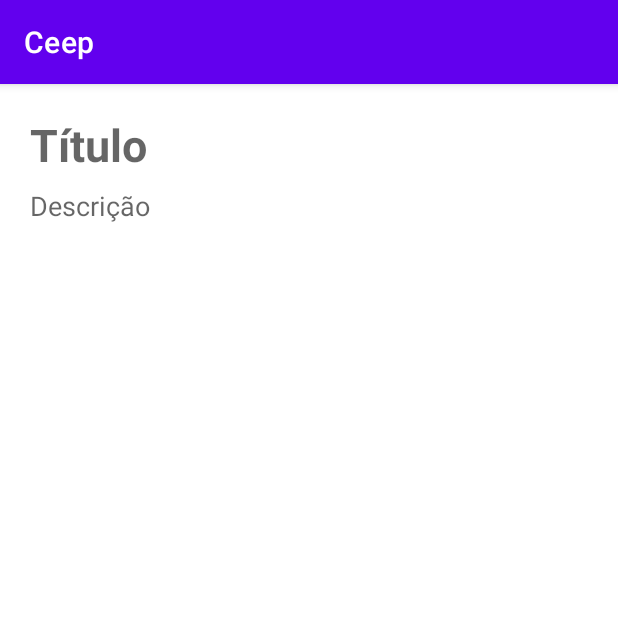
After one commit to jhonfx3/ceep-controle-de-notas-app, an Android app: the FormularioNotaActivity screen opened directly, with no data from a screen before it, on a phone screen of 412 x 824 dp, the top half of it. The commit adds this screen. Run offline under Robolectric (Android 15) with nearby library versions, the phone set to English and light mode, and no system bars.

Commit message:
Implementei a activity de formulario de cadastro de notas

```diff
--- a/src/main/AndroidManifest.xml
+++ b/src/main/AndroidManifest.xml
@@ -10,11 +10,15 @@
         android:supportsRtl="true"
         android:theme="@style/Theme.Ceep">
         <activity
+            android:name=".activity.FormularioNotaActivity"
+            android:exported="false" />
+        <activity
             android:name=".ListaNotasActivity"
             android:exported="true">
             <intent-filter>
-                <action android:name="android.intent.action.MAIN"/>
-                <category android:name="android.intent.category.LAUNCHER"/>
+                <action android:name="android.intent.action.MAIN" />
+
+                <category android:name="android.intent.category.LAUNCHER" />
             </intent-filter>
         </activity>
     </application>
--- a/src/main/java/br/com/alura/ceep/ListaNotasActivity.java
+++ b/src/main/java/br/com/alura/ceep/ListaNotasActivity.java
@@ -2,7 +2,10 @@ package br.com.alura.ceep;
 
 import static br.com.alura.ceep.R.layout.activity_lista_notas;
 
+import android.content.Intent;
 import android.os.Bundle;
+import android.view.View;
+import android.widget.TextView;
 
 import androidx.appcompat.app.AppCompatActivity;
 import androidx.recyclerview.widget.LinearLayoutManager;
@@ -10,6 +13,7 @@ import androidx.recyclerview.widget.RecyclerView;
 
 import java.util.List;
 
+import br.com.alura.ceep.activity.FormularioNotaActivity;
 import br.com.alura.ceep.dao.NotaDAO;
 import br.com.alura.ceep.model.Nota;
 import br.com.alura.ceep.ui.recyclerview.adapter.ListaNotasAdapter;
@@ -25,7 +29,15 @@ public class ListaNotasActivity extends AppCompatActivity {
         dao = new NotaDAO();
 
         List<Nota> todasAsNotas = notasDeExemplo();
-
+        TextView botaoInsereNota = findViewById(R.id.lista_notas_insere_nota);
+        botaoInsereNota.setOnClickListener(new View.OnClickListener() {
+            @Override
+            public void onClick(View view) {
+                Intent iniciaFormularioNota = new Intent(ListaNotasActivity.this,
+                        FormularioNotaActivity.class);
+                startActivity(iniciaFormularioNota);
+            }
+        });
         configuraRecyclerView(todasAsNotas);
     }
 
--- /dev/null
+++ b/src/main/java/br/com/alura/ceep/activity/FormularioNotaActivity.java
@@ -0,0 +1,16 @@
+package br.com.alura.ceep.activity;
+
+import static br.com.alura.ceep.R.layout.*;
+
+import androidx.appcompat.app.AppCompatActivity;
+
+import android.os.Bundle;
+
+public class FormularioNotaActivity extends AppCompatActivity {
+
+    @Override
+    protected void onCreate(Bundle savedInstanceState) {
+        super.onCreate(savedInstanceState);
+        setContentView(activity_formulario_nota);
+    }
+}
--- /dev/null
+++ b/src/main/res/layout/activity_formulario_nota.xml
@@ -0,0 +1,35 @@
+<?xml version="1.0" encoding="utf-8"?>
+<androidx.constraintlayout.widget.ConstraintLayout xmlns:android="http://schemas.android.com/apk/res/android"
+    xmlns:app="http://schemas.android.com/apk/res-auto"
+    xmlns:tools="http://schemas.android.com/tools"
+    android:layout_width="match_parent"
+    android:layout_height="match_parent">
+
+    <EditText
+        android:id="@+id/formulario_nota_titulo"
+        android:layout_width="0dp"
+        android:layout_height="wrap_content"
+        android:layout_margin="20dp"
+        android:background="@android:color/transparent"
+        android:hint="Título"
+        android:textSize="30sp"
+        android:textStyle="bold"
+        app:layout_constraintEnd_toEndOf="parent"
+        app:layout_constraintStart_toStartOf="parent"
+        app:layout_constraintTop_toTopOf="parent" />
+
+    <EditText
+        android:id="@+id/formulario_nota_descricao"
+        android:layout_width="0dp"
+        android:layout_height="0dp"
+        android:layout_marginTop="8dp"
+        android:layout_marginBottom="8dp"
+        android:background="@android:color/transparent"
+        android:gravity="top"
+        android:hint="Descrição"
+        app:layout_constraintBottom_toBottomOf="parent"
+        app:layout_constraintEnd_toEndOf="@id/formulario_nota_titulo"
+        app:layout_constraintStart_toStartOf="@id/formulario_nota_titulo"
+        app:layout_constraintTop_toBottomOf="@id/formulario_nota_titulo" />
+
+</androidx.constraintlayout.widget.ConstraintLayout>
```
